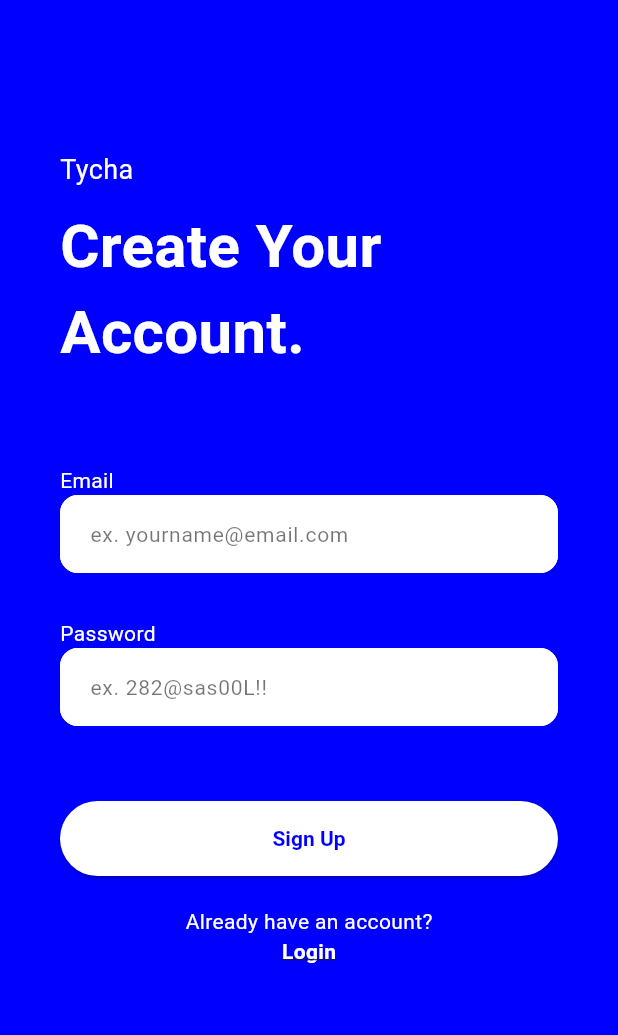
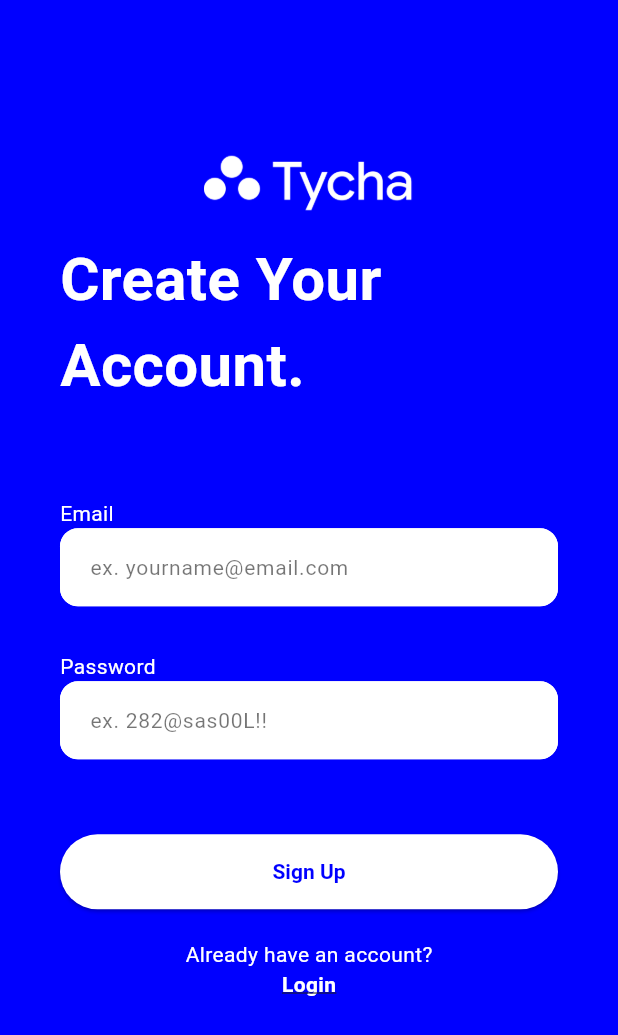
Before and after one commit to ElliotJcbH/tycha-expense-tracker, a Flutter app: the screen it shows after launch, after a tap on "Continue", after a tap on "Sign Up", on a phone screen of 412 x 824 dp. Shown: the top 1035 px of the screen. Run offline on Flutter 3.47's test engine with Material 3 defaults, Android fonts, the phone set to English and light mode, and no system bars; our stand-ins replace cloud_firestore, firebase_auth, firebase_core, fl_chart; accounts and stored records are empty.

Commit message:
Use Tycha logo in auth screens; remove export
Add TychaLogo.png asset and register assets/images/ in pubspec.yaml. Replace plain 'Tycha' text in login and signup screens with the logo (Image.asset, width 140) and adjust vertical spacing. Remove the _showExportPlaceholder dialog and the export/download icon from the home screen, leaving only the logout action. These changes display branding in auth flows and clean up an unused export feature.

```diff
--- a/lib/screens/authenticate/login_screen.dart
+++ b/lib/screens/authenticate/login_screen.dart
@@ -31,11 +31,14 @@
               crossAxisAlignment: CrossAxisAlignment.start,
               children: <Widget>[
                 const SizedBox(height: 80.0),
-                const Text(
-                  'Tycha',
-                  style: TextStyle(color: Colors.white, fontSize: 18),
+                Center(
+                  child: Image.asset(
+                    'assets/images/TychaLogo.png',
+                    width: 140,
+                    fit: BoxFit.contain,
+                  ),
                 ),
-                const SizedBox(height: 10.0),
+                const SizedBox(height: 16.0),
                 const Text(
                   'Start Spending\nWisely.',
                   style: TextStyle(
--- a/lib/screens/authenticate/signup_screen.dart
+++ b/lib/screens/authenticate/signup_screen.dart
@@ -31,11 +31,14 @@
               crossAxisAlignment: CrossAxisAlignment.start,
               children: <Widget>[
                 const SizedBox(height: 80.0),
-                const Text(
-                  'Tycha',
-                  style: TextStyle(color: Colors.white, fontSize: 18),
+                Center(
+                  child: Image.asset(
+                    'assets/images/TychaLogo.png',
+                    width: 140,
+                    fit: BoxFit.contain,
+                  ),
                 ),
-                const SizedBox(height: 10.0),
+                const SizedBox(height: 16.0),
                 const Text(
                   'Create Your\nAccount.',
                   style: TextStyle(
--- a/pubspec.yaml
+++ b/pubspec.yaml
@@ -25,3 +25,5 @@
 
 flutter:
   uses-material-design: true
+  assets:
+    - assets/images/
```
Also changed, not shown: lib/screens/home/home_screen.dart (+3 -27 lines), assets/images/TychaLogo.png (added).
